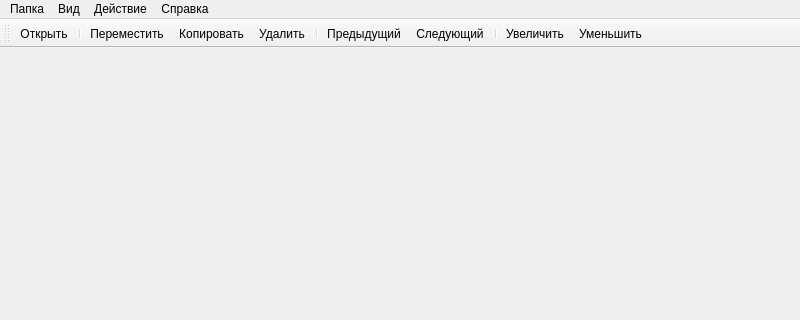
The window that mainwindow.ui (bduminiuc/imageviewver) describes before a commit, drawn with Qt 5; both pictures show x 0 to 800 and y 0 to 320 of the 800 by 600 pixel window.
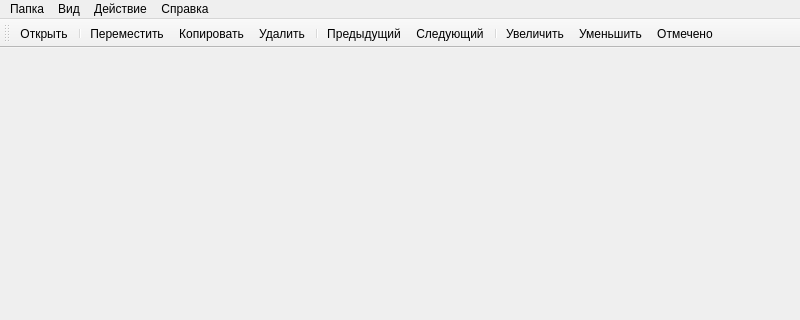
The same window after the commit. Icons and pictures are not drawn.

Commit message: append checking action to toolbar and its handling in mainwindow

The edit to the form file:
```diff
--- a/mainwindow.ui
+++ b/mainwindow.ui
@@ -106,9 +106,16 @@
    <addaction name="separator"/>
    <addaction name="action_zoom_in"/>
    <addaction name="action_zoom_out"/>
+   <addaction name="action_mark"/>
   </widget>
   <widget class="QStatusBar" name="statusBar"/>
   <action name="action_open">
+   <property name="checkable">
+    <bool>false</bool>
+   </property>
+   <property name="checked">
+    <bool>false</bool>
+   </property>
    <property name="icon">
     <iconset resource="resources.qrc">
      <normaloff>:/images/images/Open_24x24.png</normaloff>:/images/images/Open_24x24.png</iconset>
@@ -148,7 +155,10 @@
   </action>
   <action name="action_mark">
    <property name="text">
-    <string>Отметить</string>
+    <string>Отмечено</string>
+   </property>
+   <property name="toolTip">
+    <string>Отмечено</string>
    </property>
    <property name="shortcut">
     <string>Space</string>
```
Left out of the diff: 3 changed lines with no effect on the pictures. The commit also changes 2 other files.
